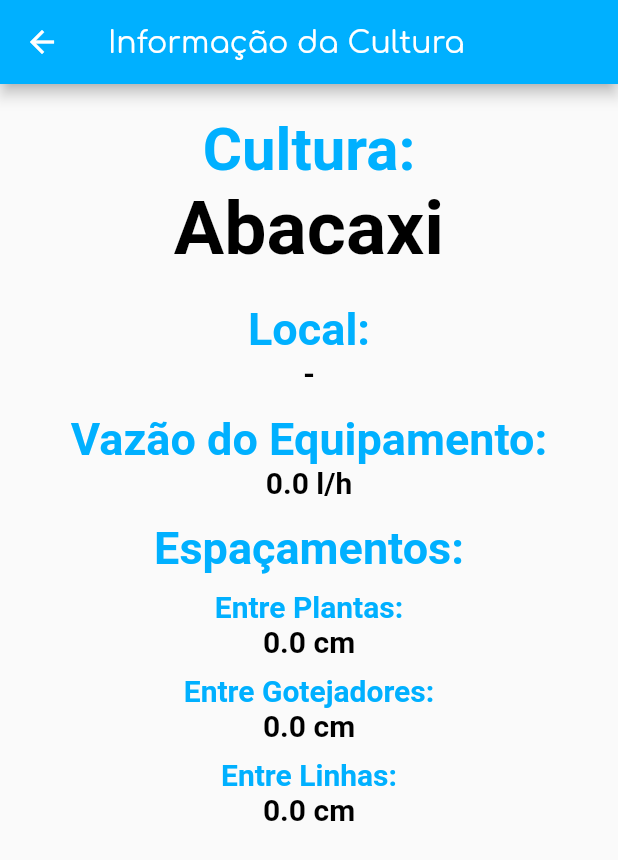
After one commit to r41l1m4/chico_dagua, a Flutter app: the CultInfoPage screen opened directly, on a phone screen of 412 x 824 dp. The commit adds this screen. Shown: the top 860 px of the screen. Run offline on Flutter 3.47's test engine with Material 2 defaults, Android fonts, the phone set to English and light mode, and no system bars; our stand-ins replace location; missing offline and left inert: geocoder.

Commit message:
add cult info page

```diff
--- /dev/null
+++ b/lib/ui/cult_info_page.dart
@@ -0,0 +1,87 @@
+import 'package:chico_dagua/aux/data_stuff.dart';
+import 'package:chico_dagua/model/session_model.dart';
+import 'package:flutter/material.dart';
+
+class CultInfoPage extends StatelessWidget {
+
+  static final ds = DataStuff();
+
+  @override
+  Widget build(BuildContext context) {
+    return Scaffold(
+      appBar: AppBar(
+        title: Text("Informação da Cultura",
+          style: TextStyle(fontFamily: "Comfortaa"),
+        ),
+        backgroundColor: Colors.lightBlueAccent[400],
+      ),
+      body: Container(
+        alignment: Alignment.topCenter,
+        padding: EdgeInsets.only(top: 20.0),
+        child: SingleChildScrollView(
+          child: Column(
+            crossAxisAlignment: CrossAxisAlignment.center,
+            children: <Widget>[
+              _infoTitle("Cultura", 40.0),
+              _infoContent(ds.getCultName(SessionModel.of(context).cultId), 50.0),
+              SizedBox(
+                height: 20.0,
+              ),
+              _infoTitle("Local", 30.0),
+              _infoContent("${SessionModel.of(context).city} - ${SessionModel.of(context).state}", 20.0),
+              SizedBox(
+                height: 15.0,
+              ),
+              _infoTitle("Vazão do Equipamento", 30.0),
+              _infoContent("${SessionModel.of(context).q} l/h", 20.0),
+              SizedBox(
+                height: 15.0,
+              ),
+              _infoTitle("Espaçamentos", 30.0),
+              SizedBox(
+                height: 10.0,
+              ),
+              _infoTitle("Entre Plantas", 20.0),
+              _infoContent("${SessionModel.of(context).Ep} cm", 20.0),
+              SizedBox(
+                height: 10.0,
+              ),
+              _infoTitle("Entre Gotejadores", 20.0),
+              _infoContent("${SessionModel.of(context).Eem} cm", 20.0),
+              SizedBox(
+                height: 10.0,
+              ),
+              _infoTitle("Entre Linhas", 20.0),
+              _infoContent("${SessionModel.of(context).El} cm", 20.0),
+              SizedBox(
+                height: 10.0,
+              ),
+            ],
+          ),
+        )
+      ),
+    );
+  }
+
+  Widget _infoTitle(title, fontSize) {
+    return Text(
+      "$title:",
+      style: TextStyle(
+          color: Colors.lightBlueAccent[400],
+          fontSize: fontSize,
+          fontWeight: FontWeight.bold
+      ),
+    );
+  }
+
+  Widget _infoContent(title, fontSize) {
+    return Text(
+      "$title",
+      style: TextStyle(
+          color: Colors.black,
+          fontSize: fontSize,
+          fontWeight: FontWeight.w700
+      ),
+    );
+  }
+}
--- a/lib/ui/home_page.dart
+++ b/lib/ui/home_page.dart
@@ -1,5 +1,6 @@
 import 'package:chico_dagua/aux/data_stuff.dart';
 import 'package:chico_dagua/model/session_model.dart';
+import 'package:chico_dagua/ui/cult_info_page.dart';
 import 'package:chico_dagua/ui/history_page.dart';
 import 'package:chico_dagua/ui/initial_flow/loc_perm_page.dart';
 import 'package:chico_dagua/ui/work_page.dart';
@@ -82,6 +83,7 @@ class _HomePageState extends State<HomePage> {
               ),
               _contextMenuTiles("Mudar dados", context, LocPermPage()),
               _contextMenuTiles("Histórico", context, HistoryPage()),
+              _contextMenuTiles("Info. da Cultura", context, CultInfoPage()),
               Divider(
                 color: Colors.white70,
                 height: 2.0,
@@ -124,7 +126,7 @@ class _HomePageState extends State<HomePage> {
     return showAboutDialog(
       context: context,
       applicationName: "Chico d'Água",
-      applicationVersion: "v1.2.0",
+      applicationVersion: "v1.2.2",
       applicationIcon: Image.asset("imgs/cda.png", height: 55.0, width: 55.0,),
       children: <Widget>[
         Text("Este app é parte resultante do projeto de extensão \"Chico d'Água\" "
--- a/pubspec.yaml
+++ b/pubspec.yaml
@@ -11,7 +11,7 @@ description: App para determinar a quantidade de agua necessaria para irrigacoes
 # In iOS, build-name is used as CFBundleShortVersionString while build-number used as CFBundleVersion.
 # Read more about iOS versioning at
 # https://developer.apple.com/library/archive/documentation/General/Reference/InfoPlistKeyReference/Articles/CoreFoundationKeys.html
-version: 1.2.1+1
+version: 1.2.2+1
 
 environment:
   sdk: ">=2.1.0 <3.0.0"
```
